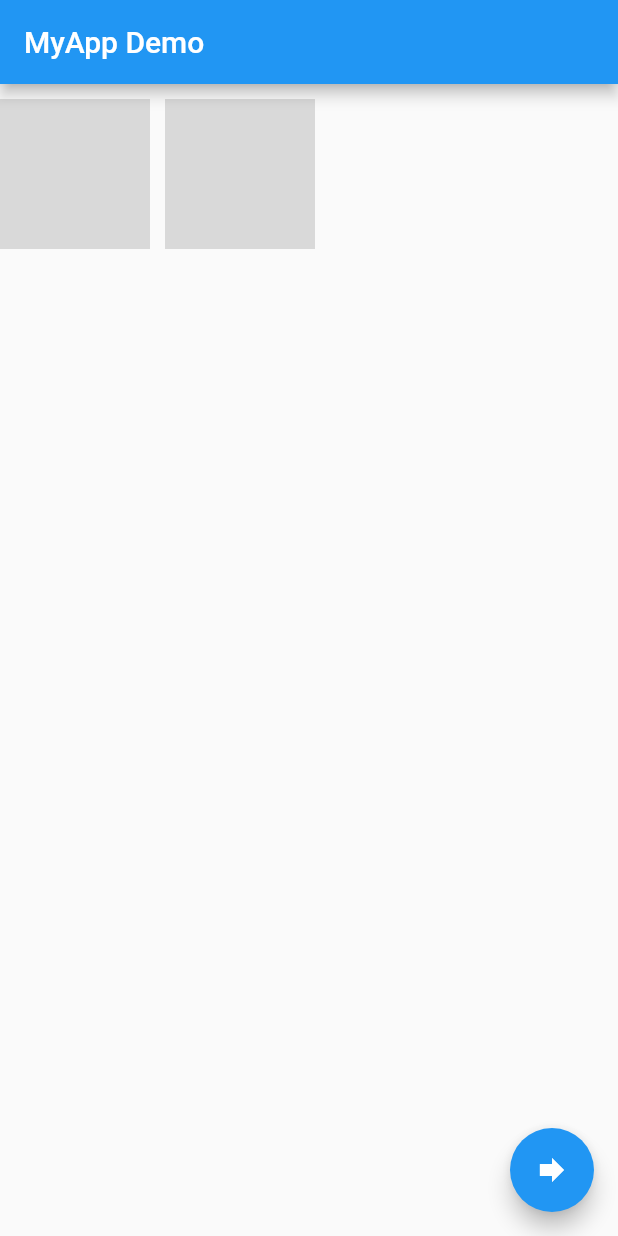
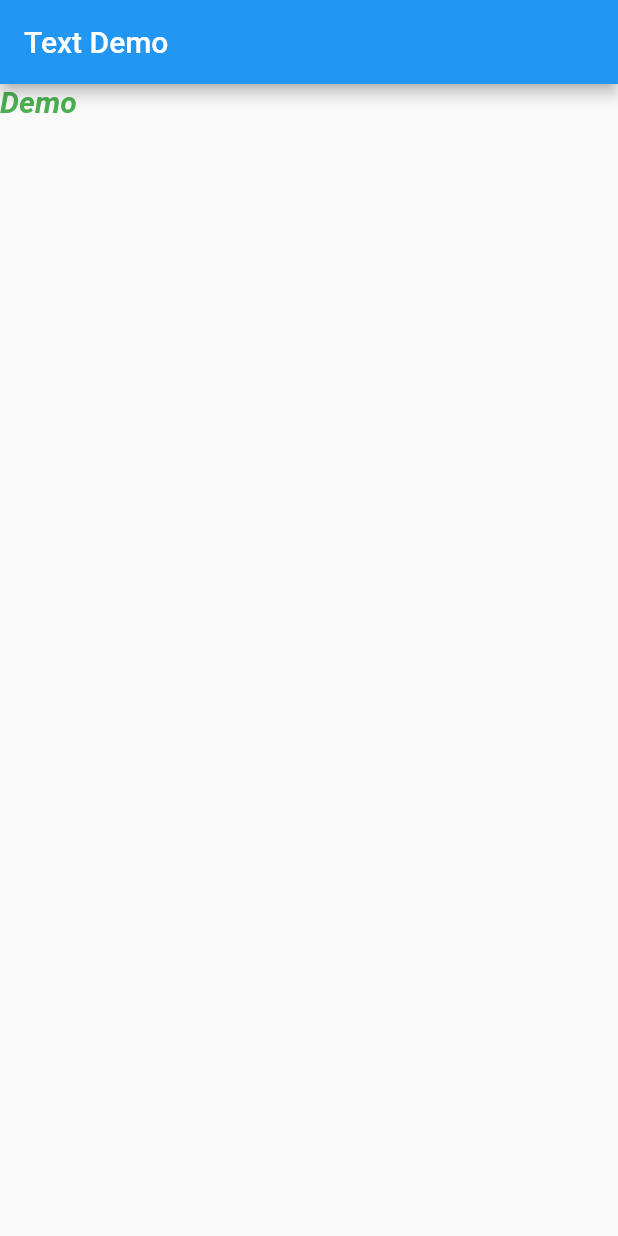
Before and after one commit to 2850/flutterDemo, a Flutter app: the screen it shows after launch, on a phone screen of 412 x 824 dp. Run offline on Flutter 3.47's test engine with Material 2 defaults, Android fonts, the phone set to English and light mode, and no system bars.

Commit message:
Text Demo

```diff
--- a/lib/main.dart
+++ b/lib/main.dart
@@ -4,7 +4,7 @@ import 'package:flutter/material.dart';
 
 void main() {
   return runApp(MaterialApp(
-    home: new Homepage2(),
+    home: new MyText(),
   ));
 }
 
@@ -75,3 +75,23 @@ class Homepage2State extends State<Homepage2> {
         Random().nextInt(255), Random().nextInt(255));
   }
 }
+
+class MyText extends StatelessWidget {
+  @override
+  Widget build(BuildContext context) {
+    return Scaffold(
+        appBar: AppBar(
+          title: Text('Text Demo'),
+        ),
+        body: Row(
+          children: [
+            Text('Demo',
+                style: TextStyle(
+                    fontSize: 20.0,
+                    fontWeight: FontWeight.w700,
+                    color: Colors.green,
+                    fontStyle: FontStyle.italic)),
+          ],
+        ));
+  }
+}
```
